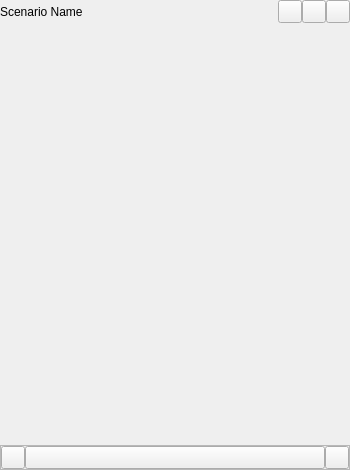
Before: the Qt Designer form src/bin/scenarist-mobile/UserInterfaceLayer/Scenario/ScenarioTextView.ui in dimkanovikov/KITScenarist, drawn with Qt 5.
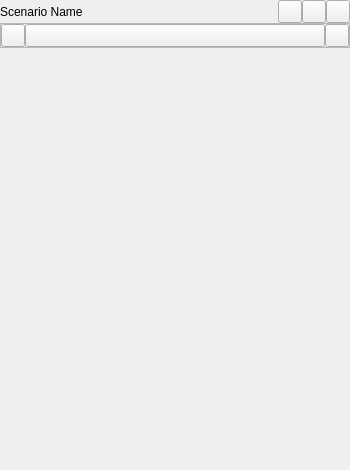
After: the same form once the commit is applied. Icons and pictures are not drawn. Custom widgets are drawn as their Qt base class.

The edit to the form file:
```diff
--- a/src/bin/scenarist-mobile/UserInterfaceLayer/Scenario/ScenarioTextView.ui
+++ b/src/bin/scenarist-mobile/UserInterfaceLayer/Scenario/ScenarioTextView.ui
@@ -97,10 +97,7 @@
     </widget>
    </item>
    <item>
-    <widget class="QStackedWidget" name="textEditContainer"/>
-   </item>
-   <item>
-    <widget class="QFrame" name="frame">
+    <widget class="QFrame" name="editingToolbar">
      <property name="frameShape">
       <enum>QFrame::StyledPanel</enum>
      </property>
@@ -161,6 +158,9 @@
      </layout>
     </widget>
    </item>
+   <item>
+    <widget class="QStackedWidget" name="textEditContainer"/>
+   </item>
   </layout>
  </widget>
  <customwidgets>
```
Left out of the diff: 1 changed line with no effect on the pictures.
